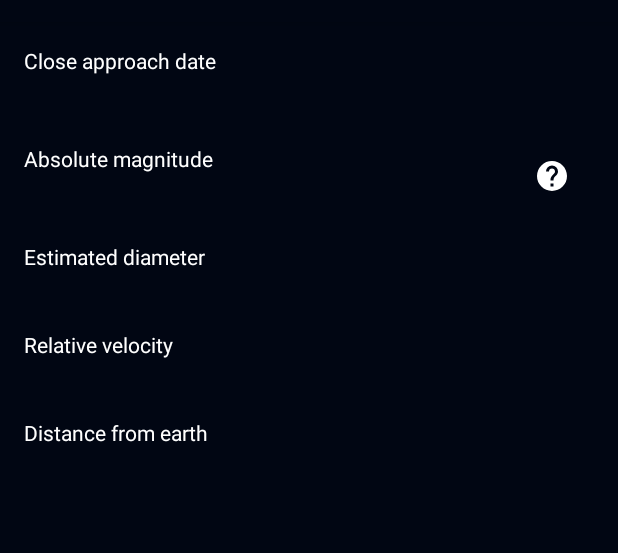
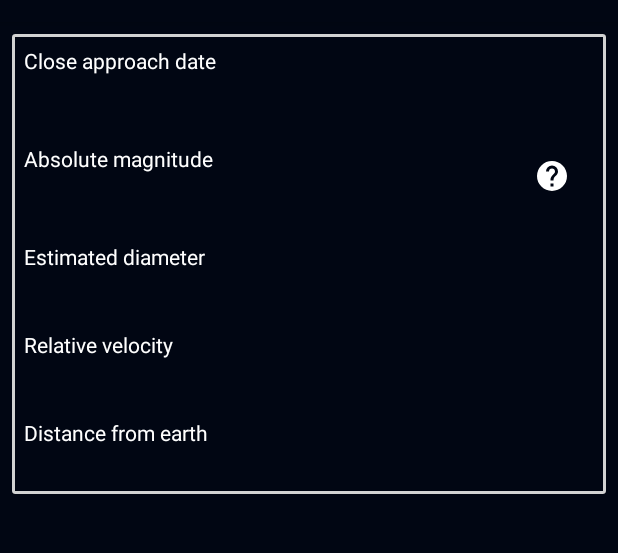
Before and after one commit to T-Rodgers/AndroidRadar, an Android app: the fragment DetailFragment placed in its activity, on a phone screen of 412 x 824 dp, the part 62-615 px from its top. Run offline under Robolectric (Android 15) with nearby library versions, the phone set to English and light mode, and no system bars; our stand-ins replace Room's generated code, data binding, navigation-ui; pictures from the network do not load; 12 statements that could not run were skipped.

Commit message:
Implement orderBy in asteroidDao

```diff
--- a/app/src/main/java/com/udacity/asteroidradar/database/AsteroidDao.kt
+++ b/app/src/main/java/com/udacity/asteroidradar/database/AsteroidDao.kt
@@ -8,7 +8,7 @@ import androidx.room.Query
 
 @Dao
 interface AsteroidDao {
-    @Query("SELECT * FROM databaseasteroid")
+    @Query("SELECT * FROM databaseasteroid ORDER BY closeApproachDate DESC")
     fun getAsteroids(): LiveData<List<DatabaseAsteroid>>
 
     @Insert(onConflict = OnConflictStrategy.REPLACE)
--- a/app/src/main/java/com/udacity/asteroidradar/utils/BindingAdapters.kt
+++ b/app/src/main/java/com/udacity/asteroidradar/utils/BindingAdapters.kt
@@ -83,6 +83,7 @@ fun bindPictureOfTheDay(imageView: ImageView, picture: PictureOfDay?) {
         Glide.with(imageView.context)
             .load(picture.url)
             .placeholder(R.drawable.placeholder_picture_of_day)
+            .error(R.drawable.ic_baseline_error_48)
             .into(imageView)
     }
 }
--- /dev/null
+++ b/app/src/main/res/drawable/ic_baseline_error_48.xml
@@ -0,0 +1,5 @@
+<vector android:height="48dp" android:tint="?attr/colorControlNormal"
+    android:viewportHeight="24" android:viewportWidth="24"
+    android:width="48dp" xmlns:android="http://schemas.android.com/apk/res/android">
+    <path android:fillColor="@android:color/white" android:pathData="M12,2C6.48,2 2,6.48 2,12s4.48,10 10,10 10,-4.48 10,-10S17.52,2 12,2zM13,17h-2v-2h2v2zM13,13h-2L11,7h2v6z"/>
+</vector>
--- a/app/src/main/res/layout/fragment_detail.xml
+++ b/app/src/main/res/layout/fragment_detail.xml
@@ -29,15 +29,22 @@
         <ScrollView
             android:layout_width="0dp"
             android:layout_height="wrap_content"
-            android:padding="16dp"
+            android:padding="@dimen/standard_dp"
             app:layout_constraintEnd_toEndOf="parent"
             app:layout_constraintStart_toStartOf="parent"
             app:layout_constraintTop_toBottomOf="@+id/activity_main_image_of_the_day">
 
+            <com.google.android.material.card.MaterialCardView
+                android:layout_width="match_parent"
+                android:layout_height="wrap_content"
+                app:strokeColor="@color/text_grey"
+                app:strokeWidth="@dimen/xsmall_dp">
             <LinearLayout
                 android:layout_width="match_parent"
                 android:layout_height="wrap_content"
-                android:orientation="vertical">
+                android:orientation="vertical"
+                android:background="@color/app_background"
+                android:padding="@dimen/standard_dp">
 
                 <LinearLayout
                     android:layout_width="match_parent"
@@ -147,6 +154,7 @@
                     tools:text="0.0924 au" />
 
             </LinearLayout>
+            </com.google.android.material.card.MaterialCardView>
         </ScrollView>
 
     </androidx.constraintlayout.widget.ConstraintLayout>
```
Also changed, not shown: 1 other file.
